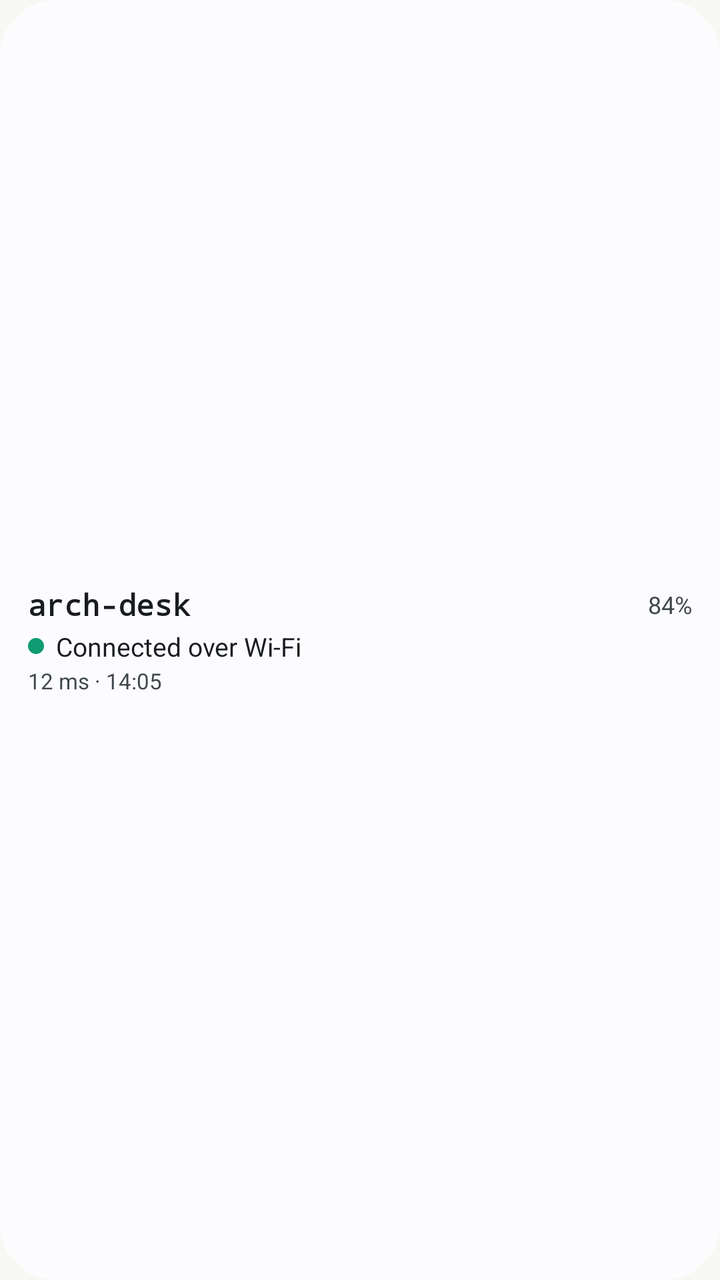
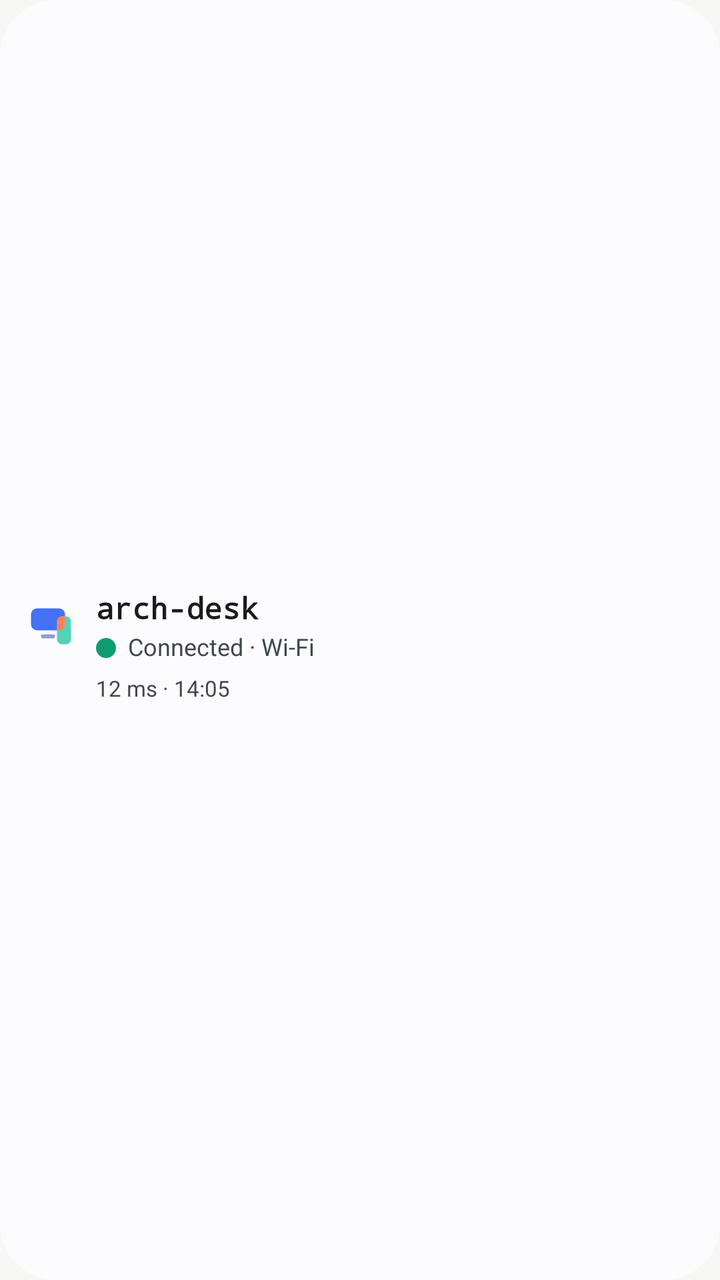

Compare the two renders of this Android layout. The source of the first and the diff that turns it into the second are given below.
<!-- AndroidManifest.xml: application theme DeskLinkTheme.NoActionBar -->
<!-- res/layout/widget_status.xml -->
<?xml version="1.0" encoding="utf-8"?>
<LinearLayout xmlns:android="http://schemas.android.com/apk/res/android"
    xmlns:tools="http://schemas.android.com/tools"
    android:id="@android:id/background"
    tools:ignore="UseAppTint"
    android:layout_width="match_parent"
    android:layout_height="match_parent"
    android:background="@drawable/widget_desk_background"
    android:gravity="center_vertical"
    android:orientation="vertical"
    android:paddingStart="14dp"
    android:paddingTop="8dp"
    android:paddingEnd="14dp"
    android:paddingBottom="8dp">

    <LinearLayout
        android:layout_width="match_parent"
        android:layout_height="wrap_content"
        android:gravity="center_vertical"
        android:orientation="horizontal">

        <TextView
            android:id="@+id/w_name"
            android:layout_width="0dp"
            android:layout_height="wrap_content"
            android:layout_weight="1"
            android:ellipsize="end"
            android:fontFamily="monospace"
            android:maxLines="1"
            android:text="@string/widget_desk_preview_name"
            android:textColor="@color/widget_text"
            android:textSize="15sp"
            android:textStyle="bold" />

        <TextView
            android:id="@+id/w_battery"
            android:layout_width="wrap_content"
            android:layout_height="wrap_content"
            android:layout_marginStart="6dp"
            android:text="@string/widget_pc_preview_battery"
            android:textColor="@color/widget_text_dim"
            android:textSize="12sp" />
    </LinearLayout>

    <LinearLayout
        android:layout_width="match_parent"
        android:layout_height="wrap_content"
        android:layout_marginTop="2dp"
        android:gravity="center_vertical"
        android:orientation="horizontal">

        <ImageView
            android:id="@+id/w_dot"
            android:layout_width="8dp"
            android:layout_height="8dp"
            android:layout_marginEnd="6dp"
            android:importantForAccessibility="no"
            android:src="@drawable/widget_dot_mint" />

        <TextView
            android:id="@+id/w_status"
            android:layout_width="0dp"
            android:layout_height="wrap_content"
            android:layout_weight="1"
            android:ellipsize="end"
            android:maxLines="1"
            android:text="@string/home_connected_wifi"
            android:textColor="@color/widget_text"
            android:textSize="13sp" />
    </LinearLayout>

    <TextView
        android:id="@+id/w_detail"
        android:layout_width="match_parent"
        android:layout_height="wrap_content"
        android:layout_marginTop="1dp"
        android:ellipsize="end"
        android:maxLines="1"
        android:text="@string/widget_status_preview_detail"
        android:textColor="@color/widget_text_dim"
        android:textSize="11sp" />
</LinearLayout>
<!-- resources referenced by this layout -->
<resources>
  <color name="widget_text">#FF18181B</color>
  <color name="widget_text_dim">#FF5F5F67</color>
  <!-- drawable widget_dot_mint (drawable) -->
  <?xml version="1.0" encoding="utf-8"?>
  <shape xmlns:android="http://schemas.android.com/apk/res/android" android:shape="oval">
      <solid android:color="@color/widget_mint" />
      <size android:width="8dp" android:height="8dp" />
  </shape>
  <string name="home_connected_wifi">Connected over Wi‑Fi</string>
  <string name="widget_desk_preview_name">arch-desk</string>
  <string name="widget_pc_preview_battery">84%</string>
  <color name="widget_bg">#FFFFFFFF</color>
  <dimen name="widget_radius">24dp</dimen>
  <color name="widget_mint">#FF0F9B72</color>
  <color name="brand_primary">#3256D6</color>
  <color name="brand_on_primary">#FFFFFF</color>
  <color name="brand_primary_container">#E2E8FB</color>
  <color name="brand_on_primary_container">#1B2F7A</color>
  <color name="brand_secondary">#5F5F67</color>
  <color name="brand_on_secondary">#FFFFFF</color>
  <color name="brand_secondary_container">#E2E8FB</color>
  <color name="brand_on_secondary_container">#1B2F7A</color>
  <color name="brand_tertiary">#0F9B72</color>
  <color name="brand_on_tertiary">#FFFFFF</color>
  <color name="brand_tertiary_container">#D7F0E7</color>
  <color name="brand_on_tertiary_container">#0B7A59</color>
  <color name="brand_background">#F7F7F4</color>
  <color name="brand_on_background">#18181B</color>
  <color name="brand_surface_variant">#ECECE8</color>
  <color name="brand_on_surface_variant">#5F5F67</color>
  <color name="brand_outline">#D4D4CF</color>
  <color name="brand_outline_variant">#E6E6E3</color>
  <color name="brand_surface_container_lowest">#FFFFFF</color>
  <color name="brand_surface_container_low">#FFFFFF</color>
  <color name="brand_surface_container">#FFFFFF</color>
  <color name="brand_surface_container_high">#ECECE8</color>
  <dimen name="desk_dialog_radius">24dp</dimen>
  <!-- unchanged entries left out for length: 13 -->
</resources>

<!-- the commit's change to res/layout/widget_status.xml (unified diff, before → after) -->
@@ -1,82 +1,128 @@
 <?xml version="1.0" encoding="utf-8"?>
 <LinearLayout xmlns:android="http://schemas.android.com/apk/res/android"
-    xmlns:tools="http://schemas.android.com/tools"
     android:id="@android:id/background"
-    tools:ignore="UseAppTint"
     android:layout_width="match_parent"
     android:layout_height="match_parent"
     android:background="@drawable/widget_desk_background"
     android:gravity="center_vertical"
     android:orientation="vertical"
-    android:paddingStart="14dp"
-    android:paddingTop="8dp"
-    android:paddingEnd="14dp"
-    android:paddingBottom="8dp">
+    android:paddingStart="10dp"
+    android:paddingTop="4dp"
+    android:paddingEnd="12dp"
+    android:paddingBottom="4dp">
+
+    <include layout="@layout/widget_part_header" />
+
+    <TextView
+        android:id="@+id/w_detail"
+        android:layout_width="match_parent"
+        android:layout_height="wrap_content"
+        android:layout_marginStart="38dp"
+        android:ellipsize="end"
+        android:importantForAccessibility="no"
+        android:maxLines="1"
+        android:text="@string/widget_status_preview_detail"
+        android:textColor="@color/widget_text_dim"
+        android:textSize="11sp" />
+</LinearLayout>
+<!-- res/layout/widget_part_header.xml (included above) -->
+<?xml version="1.0" encoding="utf-8"?>
+<LinearLayout xmlns:android="http://schemas.android.com/apk/res/android"
+    android:id="@+id/w_header"
+    android:layout_width="match_parent"
+    android:layout_height="wrap_content"
+    android:background="@drawable/widget_row_ripple"
+    android:gravity="center_vertical"
+    android:minHeight="48dp"
+    android:orientation="horizontal"
+    android:paddingStart="4dp"
+    android:paddingEnd="4dp">
+
+    <ImageView
+        android:id="@+id/w_mark"
+        android:layout_width="24dp"
+        android:layout_height="24dp"
+        android:importantForAccessibility="no"
+        android:layout_marginEnd="10dp"
+        android:src="@drawable/desklink_mark" />
 
     <LinearLayout
-        android:layout_width="match_parent"
+        android:layout_width="0dp"
         android:layout_height="wrap_content"
-        android:gravity="center_vertical"
-        android:orientation="horizontal">
+        android:layout_weight="1"
+        android:importantForAccessibility="no"
+        android:orientation="vertical">
 
         <TextView
             android:id="@+id/w_name"
-            android:layout_width="0dp"
+            android:layout_width="match_parent"
             android:layout_height="wrap_content"
-            android:layout_weight="1"
-            android:ellipsize="end"
+            android:ellipsize="middle"
             android:fontFamily="monospace"
+            android:importantForAccessibility="no"
             android:maxLines="1"
             android:text="@string/widget_desk_preview_name"
             android:textColor="@color/widget_text"
             android:textSize="15sp"
             android:textStyle="bold" />
 
+        <LinearLayout
+            android:layout_width="match_parent"
+            android:layout_height="wrap_content"
+            android:layout_marginTop="1dp"
+            android:gravity="top"
+            android:importantForAccessibility="no"
+            android:orientation="horizontal">
+
+            <ImageView
+                android:id="@+id/w_dot"
+                android:layout_gravity="top"
+                android:layout_marginTop="4dp"
+                android:layout_width="10dp"
+                android:layout_height="10dp"
+                android:layout_marginEnd="6dp"
+                android:importantForAccessibility="no"
+                android:src="@drawable/widget_dot_mint" />
+
+            <TextView
+                android:id="@+id/w_status"
+                android:layout_width="0dp"
+                android:layout_height="wrap_content"
+                android:layout_weight="1"
+                android:ellipsize="end"
+                android:importantForAccessibility="no"
+                android:maxLines="2"
+                android:text="@string/home_short_wifi"
+                android:textColor="@color/widget_text_dim"
+                android:textSize="12sp" />
+        </LinearLayout>
+    </LinearLayout>
+
+    <LinearLayout
+        android:id="@+id/w_battery"
+        android:layout_width="wrap_content"
+        android:layout_height="wrap_content"
+        android:layout_marginStart="8dp"
+        android:gravity="center_vertical"
+        android:importantForAccessibility="no"
+        android:orientation="horizontal"
+        android:visibility="gone">
+
+        <ImageView
+            android:layout_width="14dp"
+            android:layout_height="14dp"
+            android:importantForAccessibility="no"
+            android:src="@drawable/widget_battery_small" />
+
         <TextView
-            android:id="@+id/w_battery"
+            android:id="@+id/w_battery_text"
             android:layout_width="wrap_content"
             android:layout_height="wrap_content"
-            android:layout_marginStart="6dp"
+            android:layout_marginStart="2dp"
+            android:importantForAccessibility="no"
+            android:maxLines="1"
             android:text="@string/widget_pc_preview_battery"
             android:textColor="@color/widget_text_dim"
             android:textSize="12sp" />
     </LinearLayout>
-
-    <LinearLayout
-        android:layout_width="match_parent"
-        android:layout_height="wrap_content"
-        android:layout_marginTop="2dp"
-        android:gravity="center_vertical"
-        android:orientation="horizontal">
-
-        <ImageView
-            android:id="@+id/w_dot"
-            android:layout_width="8dp"
-            android:layout_height="8dp"
-            android:layout_marginEnd="6dp"
-            android:importantForAccessibility="no"
-            android:src="@drawable/widget_dot_mint" />
-
-        <TextView
-            android:id="@+id/w_status"
-            android:layout_width="0dp"
-            android:layout_height="wrap_content"
-            android:layout_weight="1"
-            android:ellipsize="end"
-            android:maxLines="1"
-            android:text="@string/home_connected_wifi"
-            android:textColor="@color/widget_text"
-            android:textSize="13sp" />
-    </LinearLayout>
-
-    <TextView
-        android:id="@+id/w_detail"
-        android:layout_width="match_parent"
-        android:layout_height="wrap_content"
-        android:layout_marginTop="1dp"
-        android:ellipsize="end"
-        android:maxLines="1"
-        android:text="@string/widget_status_preview_detail"
-        android:textColor="@color/widget_text_dim"
-        android:textSize="11sp" />
 </LinearLayout>
<!-- resource entries referenced after the edit -->
@@ -2,18 +2,60 @@
 <resources>
   <color name="widget_text">#FF18181B</color>
   <color name="widget_text_dim">#FF5F5F67</color>
+  <!-- drawable desklink_mark (drawable) -->
+  <vector xmlns:android="http://schemas.android.com/apk/res/android"
+      android:width="48dp"
+      android:height="48dp"
+      android:viewportWidth="48"
+      android:viewportHeight="48">
+      <path
+          android:fillColor="#4571F7"
+          android:pathData="M9 7H31A6 6 0 0 1 37 13V23A6 6 0 0 1 31 29H9A6 6 0 0 1 3 23V13A6 6 0 0 1 9 7Z" />
+      <path
+          android:fillColor="#8F9CCE"
+          android:pathData="M15 33H25A2 2 0 0 1 27 35V35A2 2 0 0 1 25 37H15A2 2 0 0 1 13 35V35A2 2 0 0 1 15 33Z" />
+      <path
+          android:fillColor="#55D2B9"
+          android:pathData="M34 15H38A5 5 0 0 1 43 20V38A5 5 0 0 1 38 43H34A5 5 0 0 1 29 38V20A5 5 0 0 1 34 15Z" />
+      <path
+          android:fillColor="#FF8257"
+          android:pathData="M34 15H37V23A6 6 0 0 1 31 29H29V20A5 5 0 0 1 34 15Z" />
+  </vector>
+  <!-- drawable widget_battery_small (drawable) -->
+  <?xml version="1.0" encoding="utf-8"?>
+  <vector xmlns:android="http://schemas.android.com/apk/res/android"
+      android:width="14dp"
+      android:height="14dp"
+      android:viewportWidth="960"
+      android:viewportHeight="960">
+    <path
+        android:fillColor="@color/widget_text_dim"
+        android:pathData="M320,880Q303,880 291.5,868.5Q280,857 280,840L280,200Q280,183 291.5,171.5Q303,160 320,160L400,160L400,120Q400,103 411.5,91.5Q423,80 440,80L520,80Q537,80 548.5,91.5Q560,103 560,120L560,160L640,160Q657,160 668.5,171.5Q680,183 680,200L680,840Q680,857 668.5,868.5Q657,880 640,880L320,880Z"/>
+  </vector>
   <!-- drawable widget_dot_mint (drawable) -->
   <?xml version="1.0" encoding="utf-8"?>
   <shape xmlns:android="http://schemas.android.com/apk/res/android" android:shape="oval">
       <solid android:color="@color/widget_mint" />
-      <size android:width="8dp" android:height="8dp" />
+      <size android:width="10dp" android:height="10dp" />
   </shape>
-  <string name="home_connected_wifi">Connected over Wi‑Fi</string>
+  <!-- drawable widget_row_ripple (drawable) -->
+  <?xml version="1.0" encoding="utf-8"?>
+  <ripple xmlns:android="http://schemas.android.com/apk/res/android" android:color="@color/widget_ripple">
+      <item android:id="@android:id/mask">
+          <shape android:shape="rectangle">
+              <solid android:color="#FF000000" />
+              <corners android:radius="@dimen/widget_inner_radius" />
+          </shape>
+      </item>
+  </ripple>
+  <string name="home_short_wifi">Connected · Wi‑Fi</string>
   <string name="widget_desk_preview_name">arch-desk</string>
   <string name="widget_pc_preview_battery">84%</string>
   <color name="widget_bg">#FFFFFFFF</color>
   <dimen name="widget_radius">24dp</dimen>
   <color name="widget_mint">#FF0F9B72</color>
+  <color name="widget_ripple">#1F000000</color>
+  <dimen name="widget_inner_radius">16dp</dimen>
   <color name="brand_primary">#3256D6</color>
   <color name="brand_on_primary">#FFFFFF</color>
   <color name="brand_primary_container">#E2E8FB</color>
